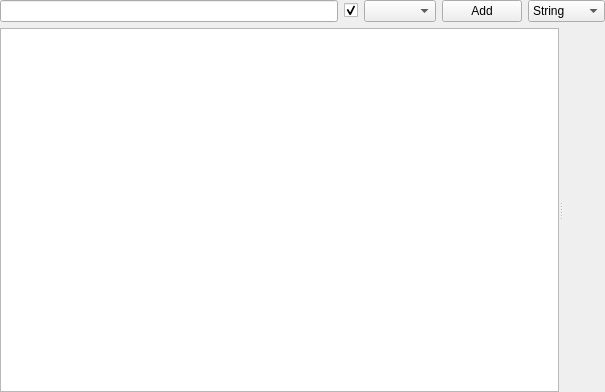
First picture: the form in src/plugins/summary/summarywidget.ui, repository 0xd34df00d/leechcraft, before the edit.
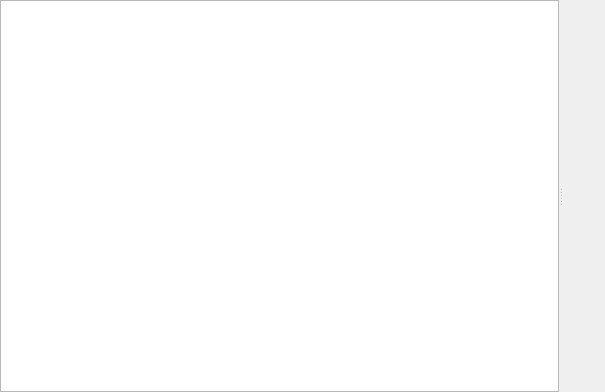
Second picture: the form after the edit.

Commit message: Summary: moved search to separate dockwidget.

Diff of the .ui file:
```diff
--- a/src/plugins/summary/summarywidget.ui
+++ b/src/plugins/summary/summarywidget.ui
@@ -17,67 +17,6 @@
    <property name="margin">
     <number>0</number>
    </property>
-   <item>
-    <layout class="QHBoxLayout" name="SearchStuff_">
-     <item>
-      <widget class="QLineEdit" name="FilterLine_"/>
-     </item>
-     <item>
-      <widget class="QCheckBox" name="SimpleSearch_">
-       <property name="text">
-        <string/>
-       </property>
-       <property name="checked">
-        <bool>true</bool>
-       </property>
-      </widget>
-     </item>
-     <item>
-      <widget class="QComboBox" name="LeastCategory_">
-       <property name="contextMenuPolicy">
-        <enum>Qt::ActionsContextMenu</enum>
-       </property>
-       <property name="insertPolicy">
-        <enum>QComboBox::InsertAlphabetically</enum>
-       </property>
-       <property name="sizeAdjustPolicy">
-        <enum>QComboBox::AdjustToContents</enum>
-       </property>
-      </widget>
-     </item>
-     <item>
-      <widget class="QPushButton" name="Add_">
-       <property name="text">
-        <string>Add</string>
-       </property>
-      </widget>
-     </item>
-     <item>
-      <widget class="QComboBox" name="Type_">
-       <item>
-        <property name="text">
-         <string>String</string>
-        </property>
-       </item>
-       <item>
-        <property name="text">
-         <string>Wildcard</string>
-        </property>
-       </item>
-       <item>
-        <property name="text">
-         <string>Regexp</string>
-        </property>
-       </item>
-       <item>
-        <property name="text">
-         <string>Tags</string>
-        </property>
-       </item>
-      </widget>
-     </item>
-    </layout>
-   </item>
    <item>
     <widget class="QSplitter" name="MainSplitter_">
      <property name="sizePolicy">
```
Left out of the diff: 51 changed lines with no effect on the pictures. The commit also changes 6 other files.
